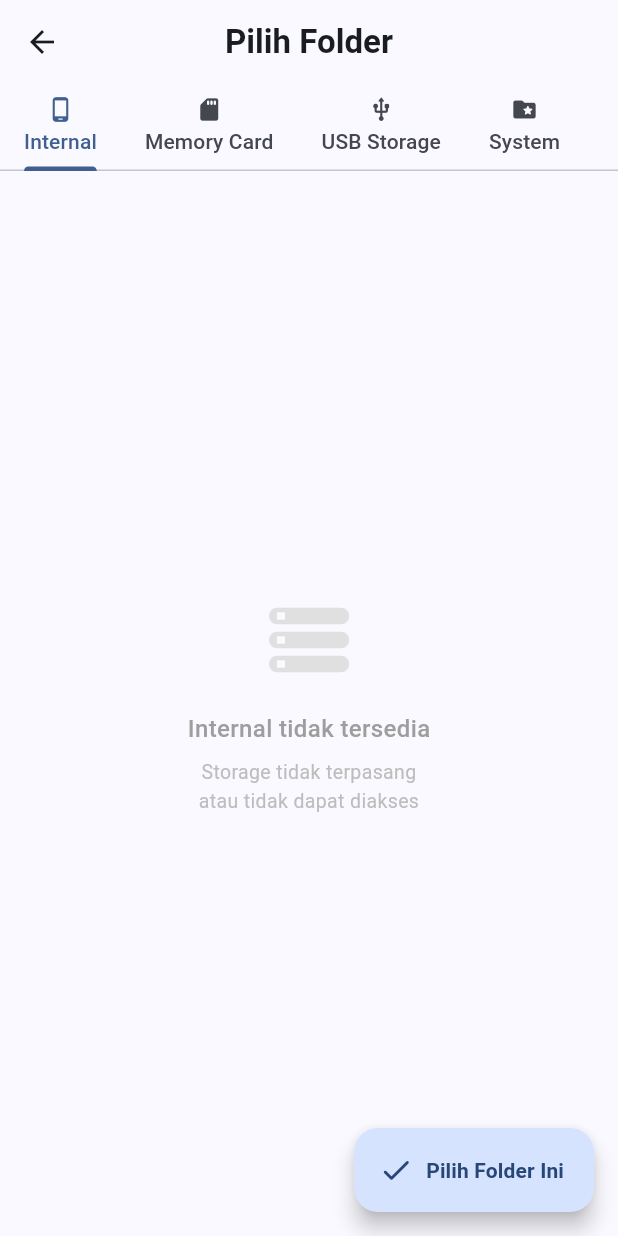
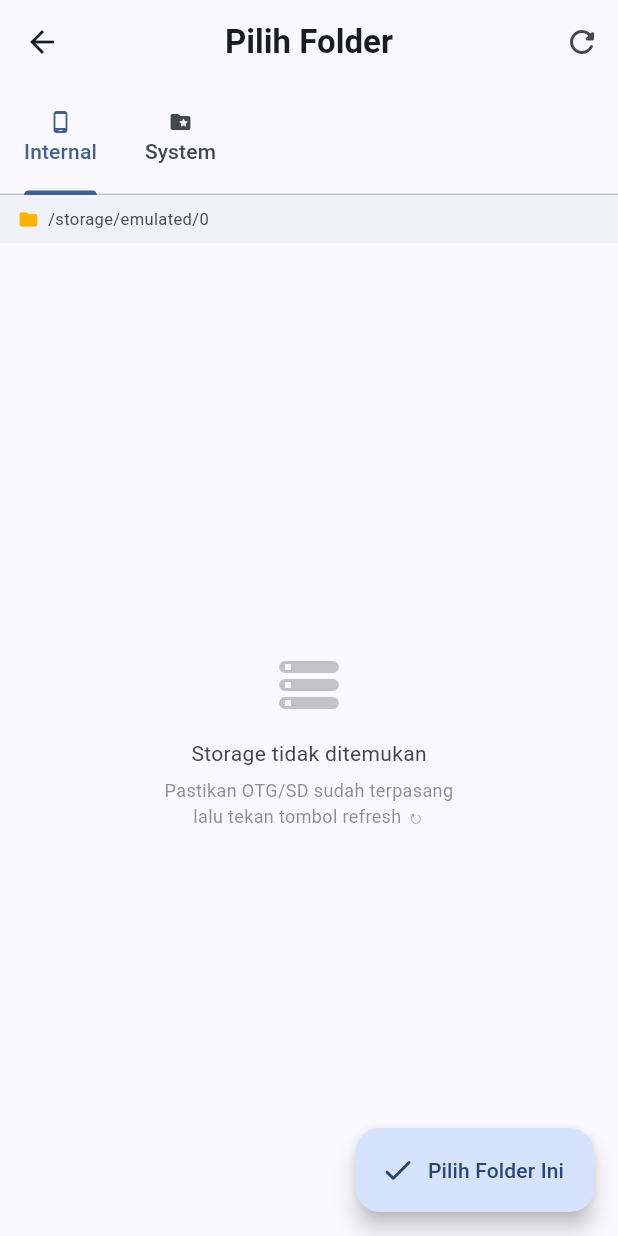
Before and after one commit to EmuVlucht/beta, a Flutter app: the screen it shows after launch, after a tap on "Ganti", on a phone screen of 412 x 824 dp. Run offline on Flutter 3.47's test engine with Material 2 defaults, Android fonts, the phone set to English and light mode, and no system bars; our stand-ins replace package_info_plus, permission_handler, shared_preferences; missing offline and left inert: flutter_foreground_task; network calls fail.

```diff
--- a/lib/screens/file_browser_screen.dart
+++ b/lib/screens/file_browser_screen.dart
@@ -8,46 +8,66 @@ class _StorageTab {
   const _StorageTab({required this.label, required this.icon, required this.root});
 }
 
-// Deteksi path USB/OTG yang sebenarnya di runtime
-List<String> _findUsbPaths() {
-  final candidates = <String>[];
+/// Deteksi semua storage eksternal (SD card + USB OTG) via /proc/mounts
+/// Lebih reliable daripada scan /storage/ karena tidak butuh permission khusus
+List<_StorageTab> _findExternalTabs() {
+  final result = <_StorageTab>[];
+  final seen   = <String>{};
 
-  // Scan /storage/ — folder selain 'emulated' dan 'self' kemungkinan USB/SD
+  // Method 1: Parse /proc/mounts — paling reliable di semua Android
   try {
-    final storageDir = Directory('/storage');
-    if (storageDir.existsSync()) {
-      for (final entry in storageDir.listSync().whereType<Directory>()) {
-        final name = entry.path.split('/').last;
-        if (name != 'emulated' && name != 'self') {
-          candidates.add(entry.path);
-        }
-      }
+    final mounts = File('/proc/mounts').readAsStringSync();
+    for (final line in mounts.split('\n')) {
+      final parts = line.trim().split(RegExp(r'\s+'));
+      if (parts.length < 3) continue;
+      final mountPoint = parts[1];
+      final fsType     = parts[2];
+
+      // Hanya ambil storage eksternal (vfat/exfat/ntfs = flash/SD)
+      final isFlash = ['vfat', 'exfat', 'ntfs', 'fuse', 'fuseblk']
+          .contains(fsType.toLowerCase());
+      final isStorage = mountPoint.startsWith('/storage/') ||
+          mountPoint.startsWith('/mnt/media_rw/');
+
+      if (!isFlash || !isStorage) continue;
+      if (mountPoint.contains('emulated')) continue;
+      if (seen.contains(mountPoint)) continue;
+
+      seen.add(mountPoint);
+      final label = mountPoint.split('/').last;
+      // Coba deteksi apakah USB atau SD berdasarkan path
+      final isUsb = mountPoint.contains('usb') ||
+          mountPoint.contains('otg') ||
+          mountPoint.startsWith('/mnt/media_rw/');
+      result.add(_StorageTab(
+        label: isUsb ? 'USB ($label)' : 'SD ($label)',
+        icon:  isUsb ? Icons.usb_rounded : Icons.sd_card_rounded,
+        root:  mountPoint,
+      ));
     }
   } catch (_) {}
 
-  // Tambah path umum lainnya sebagai fallback
-  for (final p in [
-    '/mnt/media_rw',
-    '/mnt/usb_storage',
-    '/mnt/usbdisk',
-  ]) {
+  // Method 2: Scan /storage/ sebagai fallback
+  if (result.isEmpty) {
     try {
-      final d = Directory(p);
-      if (d.existsSync()) {
-        // Kalau isinya ada folder, tambah subfolder-nya
-        final subs = d.listSync().whereType<Directory>().toList();
-        if (subs.isNotEmpty) {
-          for (final s in subs) candidates.add(s.path);
-        } else {
-          candidates.add(p);
+      final storageDir = Directory('/storage');
+      if (storageDir.existsSync()) {
+        for (final entry in storageDir.listSync().whereType<Directory>()) {
+          final name = entry.path.split('/').last;
+          if (name == 'emulated' || name == 'self') continue;
+          if (seen.contains(entry.path)) continue;
+          seen.add(entry.path);
+          result.add(_StorageTab(
+            label: name,
+            icon:  Icons.usb_rounded,
+            root:  entry.path,
+          ));
         }
       }
     } catch (_) {}
   }
 
-  // Hilangkan duplikat
-  final seen = <String>{};
-  return candidates.where((p) => seen.add(p)).toList();
+  return result;
 }
 
 class FileBrowserScreen extends StatefulWidget {
@@ -68,34 +88,44 @@ class _FileBrowserScreenState extends State<FileBrowserScreen>
   @override
   void initState() {
     super.initState();
-
-    // Deteksi USB/OTG secara dinamis
-    final usbPaths = _findUsbPaths();
-    final usbTabs  = usbPaths.isNotEmpty
-        ? usbPaths.map((p) => _StorageTab(
-              label: p.split('/').last,
-              icon:  Icons.usb_rounded,
-              root:  p,
-            )).toList()
-        : [const _StorageTab(
-              label: 'USB Storage',
-              icon:  Icons.usb_rounded,
-              root:  '/storage/usbdisk',
-            )];
-
-    _tabs = [
-      const _StorageTab(label: 'Internal',    icon: Icons.phone_android_rounded, root: '/storage/emulated/0'),
-      const _StorageTab(label: 'Memory Card', icon: Icons.sd_card_rounded,       root: '/storage/sdcard1'),
-      ...usbTabs,
-      const _StorageTab(label: 'System',      icon: Icons.folder_special_rounded, root: '/'),
-    ];
-
+    _buildTabs();
     _tabCtrl = TabController(length: _tabs.length, vsync: this)
       ..addListener(() { if (!_tabCtrl.indexIsChanging) setState(() {}); });
     for (int i = 0; i < _tabs.length; i++) {
       _paths[i]   = _tabs[i].root;
       _history[i] = [];
     }
+  }
+
+  void _buildTabs() {
+    final external = _findExternalTabs();
+    _tabs = [
+      const _StorageTab(
+          label: 'Internal',
+          icon:  Icons.phone_android_rounded,
+          root:  '/storage/emulated/0'),
+      ...external,
+      const _StorageTab(
+          label: 'System',
+          icon:  Icons.folder_special_rounded,
+          root:  '/'),
+    ];
+  }
+
+  // Refresh tab storage (untuk re-scan setelah OTG dicolok)
+  void _refreshTabs() {
+    setState(() {
+      _buildTabs();
+      _tabCtrl.dispose();
+      _tabCtrl = TabController(length: _tabs.length, vsync: this)
+        ..addListener(() { if (!_tabCtrl.indexIsChanging) setState(() {}); });
+      _paths.clear();
+      _history.clear();
+      for (int i = 0; i < _tabs.length; i++) {
+        _paths[i]   = _tabs[i].root;
+        _history[i] = [];
+      }
+    });
   }
 
   @override
@@ -106,7 +136,10 @@ class _FileBrowserScreenState extends State<FileBrowserScreen>
   bool   get _canGoBack   => (_history[_idx]?.isNotEmpty) ?? false;
 
   void _navigate(int tabIdx, String path) {
-    setState(() { _history[tabIdx]!.add(_paths[tabIdx]!); _paths[tabIdx] = path; });
+    setState(() {
+      _history[tabIdx]!.add(_paths[tabIdx]!);
+      _paths[tabIdx] = path;
+    });
   }
 
   void _goBack() {
@@ -129,93 +162,108 @@ class _FileBrowserScreenState extends State<FileBrowserScreen>
 
   @override
   Widget build(BuildContext context) {
+    final cs = Theme.of(context).colorScheme;
+    final dirs = _listDirs(_currentPath);
+    final tabExists = _pathExists(_currentPath);
+
     return Scaffold(
       appBar: AppBar(
-        title: const Text('Pilih Folder', style: TextStyle(fontWeight: FontWeight.bold)),
+        title: const Text('Pilih Folder',
+            style: TextStyle(fontWeight: FontWeight.bold)),
         centerTitle: true,
+        actions: [
+          // Tombol refresh untuk re-scan storage (berguna saat OTG dicolok setelah app buka)
+          IconButton(
+            icon: const Icon(Icons.refresh_rounded),
+            tooltip: 'Scan ulang storage',
+            onPressed: _refreshTabs,
+          ),
+        ],
         bottom: TabBar(
-          controller: _tabCtrl, isScrollable: true, tabAlignment: TabAlignment.start,
-          tabs: _tabs.map((t) =>
-              Tab(icon: Icon(t.icon, size: 18), text: t.label, height: 56)).toList(),
+          controller: _tabCtrl,
+          isScrollable: true,
+          tabAlignment: TabAlignment.start,
+          tabs: _tabs.map((t) => Tab(
+            icon: Icon(t.icon, size: 16),
+            text: t.label,
+          )).toList(),
         ),
       ),
-      body: TabBarView(controller: _tabCtrl, children: List.generate(_tabs.length, _buildTab)),
+      body: Column(children: [
+        // Breadcrumb
+        Container(
+          color: cs.surfaceVariant.withOpacity(0.3),
+          padding: const EdgeInsets.symmetric(horizontal: 12, vertical: 8),
+          child: Row(children: [
+            if (_canGoBack)
+              GestureDetector(
+                onTap: _goBack,
+                child: Container(
+                  padding: const EdgeInsets.all(4),
+                  margin: const EdgeInsets.only(right: 8),
+                  decoration: BoxDecoration(
+                    color: cs.primary.withOpacity(0.1),
+                    borderRadius: BorderRadius.circular(6),
+                  ),
+                  child: Icon(Icons.arrow_back_ios_new_rounded,
+                      size: 14, color: cs.primary),
+                ),
+              ),
+            Icon(Icons.folder_rounded,
+                size: 14, color: Colors.amber.shade600),
+            const SizedBox(width: 6),
+            Expanded(
+              child: Text(_currentPath,
+                  style: TextStyle(fontSize: 11, color: cs.onSurfaceVariant),
+                  overflow: TextOverflow.ellipsis),
+            ),
+          ]),
+        ),
+
+        // List folder atau pesan error
+        Expanded(
+          child: !tabExists
+              ? Center(child: Column(
+                  mainAxisSize: MainAxisSize.min,
+                  children: [
+                    Icon(Icons.storage_rounded,
+                        size: 48, color: cs.onSurfaceVariant.withOpacity(0.3)),
+                    const SizedBox(height: 12),
+                    Text('Storage tidak ditemukan',
+                        style: TextStyle(color: cs.onSurfaceVariant)),
+                    const SizedBox(height: 6),
+                    Text('Pastikan OTG/SD sudah terpasang\nlalu tekan tombol refresh ↻',
+                        textAlign: TextAlign.center,
+                        style: TextStyle(
+                            fontSize: 12,
+                            color: cs.onSurfaceVariant.withOpacity(0.6))),
+                  ],
+                ))
+              : dirs.isEmpty
+                  ? Center(child: Text('Folder kosong',
+                      style: TextStyle(color: cs.onSurfaceVariant)))
+                  : ListView.builder(
+                      itemCount: dirs.length,
+                      itemBuilder: (_, i) {
+                        final name = dirs[i].path.split('/').last;
+                        return ListTile(
+                          leading: Icon(Icons.folder_rounded,
+                              color: Colors.amber.shade600),
+                          title: Text(name),
+                          trailing: const Icon(Icons.chevron_right_rounded),
+                          onTap: () => _navigate(_idx, dirs[i].path),
+                        );
+                      },
+                    ),
+        ),
+      ]),
+
+      // FAB pilih folder ini
       floatingActionButton: FloatingActionButton.extended(
         onPressed: () => Navigator.pop(context, _currentPath),
         icon: const Icon(Icons.check_rounded),
-        label: const Text('Pilih Folder Ini', style: TextStyle(fontWeight: FontWeight.bold)),
+        label: const Text('Pilih Folder Ini'),
       ),
     );
   }
-
-  Widget _buildTab(int tabIdx) {
-    return Builder(builder: (context) {
-      final path     = _paths[tabIdx] ?? _tabs[tabIdx].root;
-      final isActive = _tabCtrl.index == tabIdx;
-      if (!_pathExists(path)) return _buildUnavailable(_tabs[tabIdx].label);
-      final dirs = _listDirs(path);
-      return Column(children: [
-        Material(
-          color: Theme.of(context).colorScheme.surfaceVariant.withOpacity(0.4),
-          child: Padding(
-            padding: const EdgeInsets.symmetric(horizontal: 8, vertical: 6),
-            child: Row(children: [
-              IconButton(
-                icon: Icon(Icons.arrow_back_ios_rounded, size: 18,
-                    color: (isActive && _canGoBack)
-                        ? Theme.of(context).colorScheme.onSurface
-                        : Colors.grey.shade400),
-                onPressed: (isActive && _canGoBack) ? _goBack : null,
-                padding: const EdgeInsets.all(6), constraints: const BoxConstraints()),
-              const SizedBox(width: 4),
-              const Icon(Icons.folder_open_rounded, size: 16, color: Colors.amber),
-              const SizedBox(width: 6),
-              Expanded(child: Text(path,
-                  style: TextStyle(fontSize: 12, color: Colors.grey.shade600, fontFamily: 'monospace'),
-                  overflow: TextOverflow.ellipsis)),
-            ]),
-          ),
-        ),
-        Expanded(
-          child: dirs.isEmpty ? _buildEmpty()
-              : ListView.separated(
-                  itemCount: dirs.length,
-                  separatorBuilder: (_, __) => const Divider(height: 1, indent: 56),
-                  itemBuilder: (ctx, i) {
-                    final name = dirs[i].path.split('/').last;
-                    return ListTile(
-                      leading: const Icon(Icons.folder_rounded, color: Colors.amber, size: 30),
-                      title: Text(name, style: const TextStyle(fontSize: 14), overflow: TextOverflow.ellipsis),
-                      trailing: const Icon(Icons.chevron_right_rounded, size: 20),
-                      onTap: () => _navigate(tabIdx, dirs[i].path),
-                      dense: true,
-                    );
-                  }),
-        ),
-      ]);
-    });
-  }
-
-  Widget _buildUnavailable(String label) => Center(child: Padding(
-    padding: const EdgeInsets.all(32),
-    child: Column(mainAxisSize: MainAxisSize.min, children: [
-      Icon(Icons.storage_rounded, size: 64, color: Colors.grey.shade300),
-      const SizedBox(height: 16),
-      Text('$label tidak tersedia',
-          style: TextStyle(fontSize: 16, color: Colors.grey.shade500, fontWeight: FontWeight.w500)),
-      const SizedBox(height: 8),
-      Text('Storage tidak terpasang\natau tidak dapat diakses',
-          textAlign: TextAlign.center,
-          style: TextStyle(fontSize: 13, color: Colors.grey.shade400)),
-    ]),
-  ));
-
-  Widget _buildEmpty() => Center(child: Padding(
-    padding: const EdgeInsets.all(32),
-    child: Column(mainAxisSize: MainAxisSize.min, children: [
-      Icon(Icons.folder_off_rounded, size: 56, color: Colors.grey.shade300),
-      const SizedBox(height: 12),
-      Text('Folder kosong', style: TextStyle(color: Colors.grey.shade500)),
-    ]),
-  ));
 }
--- a/lib/screens/settings_screen.dart
+++ b/lib/screens/settings_screen.dart
@@ -245,7 +245,7 @@ class _SettingsScreenState extends State<SettingsScreen> {
               leading: Icon(Icons.info_outline, color: cs.primary),
               title: const Text('Versi'),
               subtitle: const Text('NetShelfy+ for Android'),
-              trailing: Text('1.0.1',
+              trailing: Text('1.0.2',
                   style: TextStyle(fontFamily: 'monospace', fontSize: 12, color: cs.onSurfaceVariant)),
             ),
           ]),
--- a/lib/services/update_service.dart
+++ b/lib/services/update_service.dart
@@ -78,13 +78,24 @@ class UpdateService {
       if (remoteBuild <= currentBuild) return null;
 
       // Cari URL APK di assets release
+      // Prioritas: universal APK (netshelfy-*-universal.apk), fallback ke app-release.apk
       final assets = json['assets'] as List<dynamic>? ?? [];
       String? downloadUrl;
       for (final asset in assets) {
         final name = asset['name'] as String? ?? '';
-        if (name == _kApkAsset) {
+        if (name.contains('universal') && name.endsWith('.apk')) {
           downloadUrl = asset['browser_download_url'] as String?;
           break;
+        }
+      }
+      // Fallback ke app-release.apk jika universal tidak ada
+      if (downloadUrl == null) {
+        for (final asset in assets) {
+          final name = asset['name'] as String? ?? '';
+          if (name == _kApkAsset) {
+            downloadUrl = asset['browser_download_url'] as String?;
+            break;
+          }
         }
       }
 
```
Also changed, not shown: lib/screens/home_screen.dart (+159 -188 lines), lib/services/foreground_service.dart (+18 -19 lines), 3 other files.
